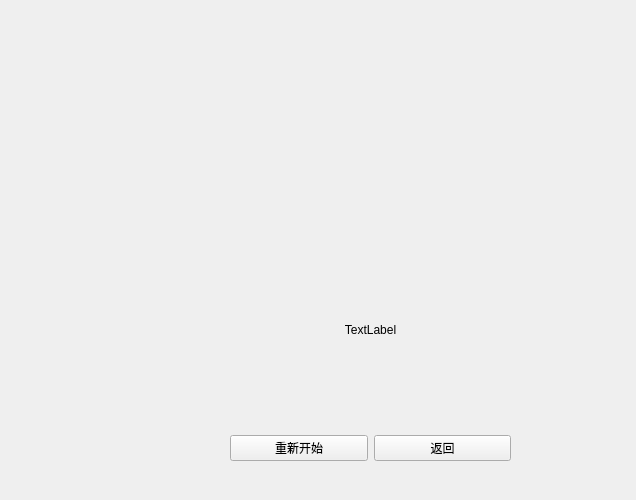
The window that mainwindow.ui (niltok/magi) describes before a commit, drawn with Qt 5.
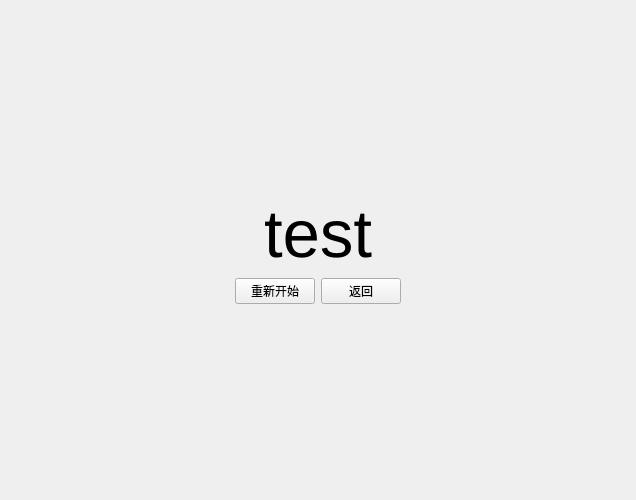
The same window after the commit.

```diff
--- a/mainwindow.ui
+++ b/mainwindow.ui
@@ -169,18 +169,81 @@
       </widget>
       <widget class="QWidget" name="stageView"/>
       <widget class="QWidget" name="finalPage">
-       <widget class="QWidget" name="gridLayoutWidget">
-        <property name="geometry">
-         <rect>
-          <x>230</x>
-          <y>230</y>
-          <width>281</width>
-          <height>231</height>
-         </rect>
-        </property>
-        <layout class="QGridLayout" name="gridLayout_4">
+       <layout class="QGridLayout" name="gridLayout">
+        <item row="2" column="1">
+         <spacer name="verticalSpacer_3">
+          <property name="orientation">
+           <enum>Qt::Vertical</enum>
+          </property>
+          <property name="sizeHint" stdset="0">
+           <size>
+            <width>20</width>
+            <height>40</height>
+           </size>
+          </property>
+         </spacer>
+        </item>
          <item row="1" column="0">
+         <spacer name="horizontalSpacer_6">
+          <property name="orientation">
+           <enum>Qt::Horizontal</enum>
+          </property>
+          <property name="sizeHint" stdset="0">
+           <size>
+            <width>40</width>
+            <height>20</height>
+           </size>
+          </property>
+         </spacer>
+        </item>
+        <item row="1" column="2">
+         <spacer name="horizontalSpacer_7">
+          <property name="orientation">
+           <enum>Qt::Horizontal</enum>
+          </property>
+          <property name="sizeHint" stdset="0">
+           <size>
+            <width>40</width>
+            <height>20</height>
+           </size>
+          </property>
+         </spacer>
+        </item>
+        <item row="1" column="1">
+         <layout class="QVBoxLayout" name="verticalLayout_3">
+          <item>
+           <widget class="QLabel" name="finalDisp">
+            <property name="font">
+             <font>
+              <pointsize>50</pointsize>
+             </font>
+            </property>
+            <property name="text">
+             <string>test</string>
+            </property>
+            <property name="scaledContents">
+             <bool>true</bool>
+            </property>
+            <property name="alignment">
+             <set>Qt::AlignCenter</set>
+            </property>
+           </widget>
+          </item>
+          <item>
           <layout class="QHBoxLayout" name="horizontalLayout_2">
+            <item>
+             <spacer name="horizontalSpacer_5">
+              <property name="orientation">
+               <enum>Qt::Horizontal</enum>
+              </property>
+              <property name="sizeHint" stdset="0">
+               <size>
+                <width>40</width>
+                <height>20</height>
+               </size>
+              </property>
+             </spacer>
+            </item>
            <item>
             <widget class="QPushButton" name="againButton">
              <property name="text">
@@ -195,20 +258,37 @@
              </property>
             </widget>
            </item>
-          </layout>
-         </item>
-         <item row="0" column="0">
-          <widget class="QLabel" name="label">
-           <property name="text">
-            <string>TextLabel</string>
-           </property>
-           <property name="alignment">
-            <set>Qt::AlignCenter</set>
-           </property>
-          </widget>
-         </item>
-        </layout>
-       </widget>
+            <item>
+             <spacer name="horizontalSpacer_4">
+              <property name="orientation">
+               <enum>Qt::Horizontal</enum>
+              </property>
+              <property name="sizeHint" stdset="0">
+               <size>
+                <width>40</width>
+                <height>20</height>
+               </size>
+              </property>
+             </spacer>
+            </item>
+           </layout>
+          </item>
+         </layout>
+        </item>
+        <item row="0" column="1">
+         <spacer name="verticalSpacer_4">
+          <property name="orientation">
+           <enum>Qt::Vertical</enum>
+          </property>
+          <property name="sizeHint" stdset="0">
+           <size>
+            <width>20</width>
+            <height>40</height>
+           </size>
+          </property>
+         </spacer>
+        </item>
+       </layout>
       </widget>
      </widget>
     </item>
```
Lines whose indentation alone changed are shown as unchanged.
